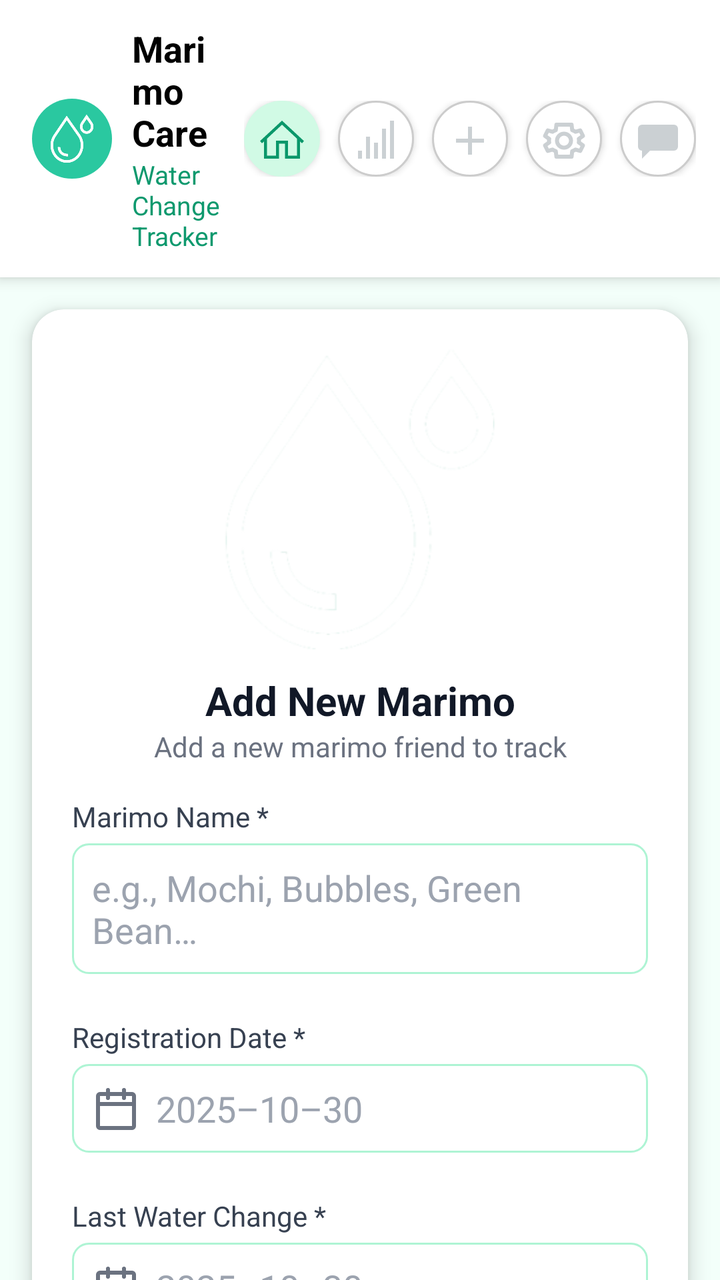
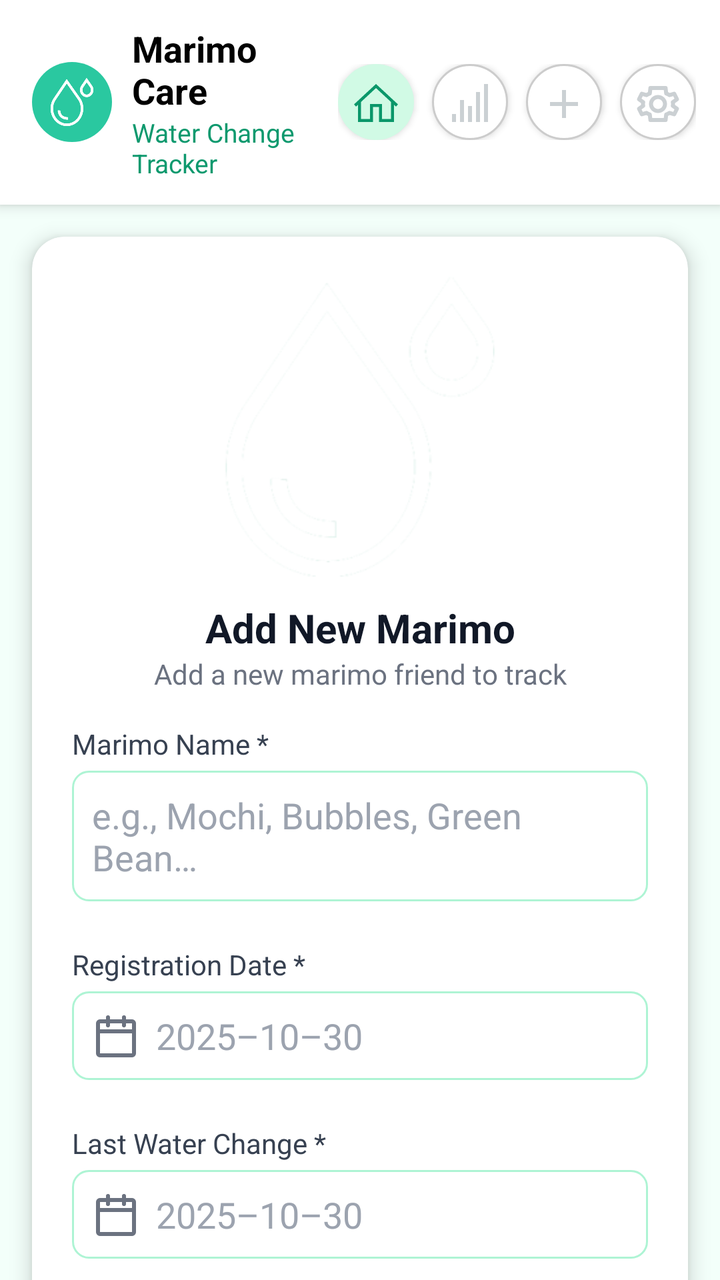

Screens rendered from an Android XML layout before and after an edit, with the pre-edit source and the edit as a unified diff.
<!-- AndroidManifest.xml: application theme Theme.MarimoCare -->
<!-- res/layout/fragment_add_or_edit.xml -->
<?xml version="1.0" encoding="utf-8"?>
<androidx.core.widget.NestedScrollView xmlns:android="http://schemas.android.com/apk/res/android"
    xmlns:app="http://schemas.android.com/apk/res-auto"
    xmlns:tools="http://schemas.android.com/tools"
    android:id="@+id/scrollView"
    android:layout_width="match_parent"
    android:layout_height="match_parent"
    android:background="#F3FFFA"
    android:fillViewport="true">

    <LinearLayout
        android:layout_width="match_parent"
        android:layout_height="wrap_content"
        android:orientation="vertical">


        <include
            android:id="@+id/include1" layout="@layout/header">
        </include>

        <LinearLayout
            android:layout_width="match_parent"
            android:layout_height="wrap_content"
            android:orientation="vertical">

            <androidx.cardview.widget.CardView
                android:id="@+id/cardAddMarimo"
                android:layout_width="match_parent"
                android:layout_height="wrap_content"
                android:layout_margin="16dp"
                app:cardCornerRadius="16dp"
                app:cardElevation="6dp"
                android:backgroundTint="@android:color/white">

                <LinearLayout
                    android:layout_width="match_parent"
                    android:layout_height="wrap_content"
                    android:orientation="vertical"
                    android:padding="20dp">

                    <ImageView
                        android:id="@+id/marimo_picture"
                        android:layout_width="150dp"
                        android:layout_height="150dp"
                        android:scaleType="centerCrop"
                        android:adjustViewBounds="false"
                        android:layout_gravity="center"
                        android:src="@drawable/ic_water_drop_white"
                        android:contentDescription="@string/photo" />

                    <TextView
                        android:id="@+id/title"
                        android:layout_width="match_parent"
                        android:layout_height="wrap_content"
                        android:text="@string/add_new_marimo"
                        android:textAlignment="center"
                        android:textColor="#111827"
                        android:textStyle="bold"
                        android:textSize="20sp"
                        android:layout_marginTop="12dp" />

                    <TextView
                        android:id="@+id/subtitle"
                        android:layout_width="match_parent"
                        android:layout_height="wrap_content"
                        android:text="@string/add_a_new_marimo_friend_to_track"
                        android:textAlignment="center"
                        android:textColor="#6B7280"
                        android:textSize="14sp"
                        android:layout_marginBottom="16dp" />

                    <TextView
                        android:layout_width="match_parent"
                        android:layout_height="wrap_content"
                        android:text="@string/marimo_name"
                        android:textColor="#374151"
                        android:textSize="14sp"
                        android:layout_marginBottom="4dp" />

                    <EditText
                        android:id="@+id/inputName"
                        android:layout_width="match_parent"
                        android:layout_height="wrap_content"
                        android:hint="@string/e_g_mochi_bubbles_green_bean"
                        android:background="@drawable/edittext_outline"
                        android:padding="10dp"
                        android:textColor="#111827"
                        android:textColorHint="#9CA3AF"
                        android:layout_marginBottom="10dp"/>

                    
                    <TextView
                        android:layout_width="match_parent"
                        android:layout_height="wrap_content"
                        android:text="@string/day_of_acquisition"
                        android:textColor="#374151"
                        android:textSize="14sp"
                        android:layout_marginTop="12dp"
                        android:layout_marginBottom="4dp" />

                    <EditText
                        android:id="@+id/inputAddDate"
                        android:layout_width="match_parent"
                        android:layout_height="wrap_content"
                        android:autofillHints=""
                        android:hint="@string/october_30th_2025"
                        android:focusable="false"
                        android:drawableStart="@drawable/ic_calendar"
                        android:drawablePadding="8dp"
                        android:background="@drawable/edittext_outline"
                        android:inputType="text"
                        android:padding="10dp"
                        android:textColor="#111827"
                        android:textColorHint="#9CA3AF"
                        android:layout_marginBottom="10dp"
                        tools:ignore="TextFields" />

                    
                    <TextView
                        android:layout_width="match_parent"
                        android:layout_height="wrap_content"
                        android:text="@string/last_water_change"
                        android:textColor="#374151"
                        android:textSize="14sp"
                        android:layout_marginTop="12dp"
                        android:layout_marginBottom="4dp" />

                    <EditText
                        android:id="@+id/inputDate"
                        android:layout_width="match_parent"
                        android:layout_height="wrap_content"
                        android:autofillHints=""
                        android:hint="@string/october_30th_2025"
                        android:focusable="false"
                        android:drawableStart="@drawable/ic_calendar"
                        android:drawablePadding="8dp"
                        android:background="@drawable/edittext_outline"
                        android:inputType="text"
                        android:padding="10dp"
                        android:textColor="#111827"
                        android:textColorHint="#9CA3AF"
                        android:layout_marginBottom="10dp"
                        tools:ignore="TextFields" />

                    <TextView
                        android:layout_width="match_parent"
                        android:layout_height="wrap_content"
                        android:text="@string/change_frequency"
                        android:textColor="#374151"
                        android:textSize="14sp"
                        android:layout_marginTop="12dp"
                        android:layout_marginBottom="4dp" />

                    <include
                        android:id="@+id/marimoSpinnerLayout"
                        layout="@layout/spinner_with_arrow" />

                    
                    <TextView
                        android:layout_width="match_parent"
                        android:layout_height="wrap_content"
                        android:text="@string/notes_optional"
                        android:textColor="#374151"
                        android:textSize="14sp"
                        android:layout_marginTop="12dp"
                        android:layout_marginBottom="4dp" />

                    <EditText
                        android:id="@+id/inputNotes"
                        android:layout_width="match_parent"
                        android:layout_height="100dp"
                        android:gravity="top"
                        android:hint="@string/observations"
                        android:background="@drawable/edittext_outline"
                        android:padding="10dp"
                        android:textColor="#111827"
                        android:textColorHint="#9CA3AF"
                        android:layout_marginBottom="10dp"/>

                    <LinearLayout
                        android:layout_width="match_parent"
                        android:layout_height="match_parent"
                        android:orientation="vertical">

                        <LinearLayout
                            style="?android:attr/buttonBarStyle"
                            android:layout_width="match_parent"
                            android:layout_height="wrap_content"
                            android:orientation="horizontal"
                            android:gravity="end"
                            android:layout_marginTop="30dp">

                            <Button
                                android:id="@+id/btnCancel"
                                style="?android:attr/buttonBarButtonStyle"
                                android:layout_width="120dp"
                                android:layout_height="48dp"
                                android:text="@string/cancel"
                                android:textAllCaps="false"
                                android:textColor="@color/marimo_dark"
                                app:backgroundTint="@null"
                                android:background="@drawable/bg_btn_grey"
                                android:layout_marginEnd="8dp" />

                            <Button
                                android:id="@+id/btnAdd"
                                style="?android:attr/buttonBarButtonStyle"
                                android:layout_width="120dp"
                                android:layout_height="48dp"
                                android:text="@string/btn_add_marimo"
                                android:textAllCaps="false"
                                android:textColor="@android:color/white"
                                app:backgroundTint="@null"
                                android:background="@drawable/bg_notes_green_card"
                                />
                        </LinearLayout>

                        <LinearLayout
                            style="?android:attr/buttonBarStyle"
                            android:layout_width="match_parent"
                            android:layout_height="wrap_content"
                            android:orientation="horizontal"
                            android:gravity="center"
                            android:layout_marginTop="30dp">

                            <Button
                                android:id="@+id/btnQrCode"
                                style="?android:attr/buttonBarButtonStyle"
                                android:layout_width="180dp"
                                android:layout_height="48dp"
                                android:text="@string/generate"
                                android:layout_gravity="center"
                                android:textAllCaps="false"
                                android:textColor="@color/marimo_item_green"
                                android:drawableLeft="@drawable/ic_qr_code"
                                android:drawablePadding="4dp"
                                app:backgroundTint="@null"
                                android:background="@drawable/edittext_outline"
                                android:layout_marginEnd="8dp" />
                        </LinearLayout>

                    </LinearLayout>



                </LinearLayout>
            </androidx.cardview.widget.CardView>




            <include
                android:id="@+id/include2" layout="@layout/footer">
            </include>

        </LinearLayout>



    </LinearLayout>


</androidx.core.widget.NestedScrollView>
<!-- res/layout/header.xml (included above) -->
<?xml version="1.0" encoding="utf-8"?>
<LinearLayout xmlns:android="http://schemas.android.com/apk/res/android"
    xmlns:app="http://schemas.android.com/apk/res-auto"
    xmlns:tools="http://schemas.android.com/tools"
    android:id="@+id/header"
    android:layout_width="match_parent"
    android:layout_height="wrap_content"
    android:background="?attr/colorSurface"
    android:paddingStart="16dp"
    android:paddingEnd="12dp"
    android:paddingTop="12dp"
    android:paddingBottom="12dp"
    android:orientation="horizontal"
    android:gravity="center_vertical"
    android:clipToPadding="false"
    android:fitsSystemWindows="true"
    android:elevation="4dp">

    <ImageView
        android:id="@+id/appLogo"
        android:layout_width="40dp"
        android:layout_height="40dp"
        android:background="@drawable/bg_button_green"
        android:src="@drawable/ic_water_drop_white"
        android:padding="8dp"
        android:contentDescription="@string/app_name"
        app:tint="@color/marimo_surface" />

    <LinearLayout
        android:layout_width="0dp"
        android:layout_height="wrap_content"
        android:layout_weight="1"
        android:orientation="vertical"
        android:paddingStart="10dp"
        tools:ignore="RtlSymmetry">

        <TextView
            android:id="@+id/titleMain"
            android:layout_width="wrap_content"
            android:layout_height="wrap_content"
            android:text="@string/app_name"
            android:textColor="@android:color/black"
            android:textSize="18sp"
            android:textStyle="bold" />

        <TextView
            android:id="@+id/titleSub"
            android:layout_width="wrap_content"
            android:layout_height="wrap_content"
            android:text="@string/water_change_tracker"
            android:textColor="@color/marimo_text"
            android:textSize="13sp" />
    </LinearLayout>

    <HorizontalScrollView
        android:layout_width="wrap_content"
        android:layout_height="wrap_content"
        android:scrollbars="none">

        <LinearLayout
            android:layout_width="wrap_content"
            android:layout_height="wrap_content"
            android:orientation="horizontal">

            <Button
                android:id="@+id/btnDashboardHeader"
                android:layout_width="38dp"
                android:layout_height="38dp"
                android:background="@drawable/bg_button_light_green"
                android:drawableTop="@drawable/ic_dashboard"
                android:drawableTint="@color/marimo_item_green"
                android:gravity="center"
                android:padding="8dp"
                android:text=""
                app:backgroundTint="@null"
                tools:ignore="ButtonStyle" />

            <Button
                android:id="@+id/btnOpenStats"
                android:layout_width="38dp"
                android:layout_height="38dp"
                android:layout_marginStart="9dp"
                android:background="@drawable/bg_button_white"
                android:drawableTop="@drawable/ic_stats"
                android:drawableTint="@color/marimo_add_icon"
                android:gravity="center"
                android:padding="8dp"
                android:text=""
                app:backgroundTint="@null"
                tools:ignore="ButtonStyle" />

            <Button
                android:id="@+id/btnAddMarimoHeader"
                android:layout_width="38dp"
                android:layout_height="38dp"
                android:layout_marginStart="9dp"
                android:background="@drawable/bg_button_white"
                android:drawableTop="@drawable/ic_add"
                android:drawableTint="@color/marimo_add_icon"
                android:gravity="center"
                android:padding="8dp"
                android:text=""
                app:backgroundTint="@null"
                tools:ignore="ButtonStyle" />

            <Button
                android:id="@+id/btnOpenSettings"
                android:layout_width="38dp"
                android:layout_height="38dp"
                android:layout_marginStart="9dp"
                android:background="@drawable/bg_button_white"
                android:drawableTop="@drawable/ic_settings"
                android:drawableTint="@color/marimo_add_icon"
                android:gravity="center"
                android:padding="8dp"
                android:text=""
                app:backgroundTint="@null"
                tools:ignore="ButtonStyle" />

            <Button
                android:id="@+id/btnOpenFeedback"
                android:layout_width="38dp"
                android:layout_height="38dp"
                android:layout_marginStart="9dp"
                android:background="@drawable/bg_button_white"
                android:drawableTop="@drawable/ic_feedback"
                android:drawableTint="@color/marimo_add_icon"
                android:gravity="center"
                android:padding="8dp"
                android:text=""
                app:backgroundTint="@null"
                tools:ignore="ButtonStyle" />

        </LinearLayout>

    </HorizontalScrollView>

</LinearLayout>
<!-- res/layout/spinner_with_arrow.xml (included above) -->
<?xml version="1.0" encoding="utf-8"?>
<LinearLayout xmlns:android="http://schemas.android.com/apk/res/android"
    xmlns:tools="http://schemas.android.com/tools"
    android:layout_width="match_parent"
    android:layout_height="48dp"
    android:orientation="horizontal"
    android:gravity="center_vertical"
    android:background="@drawable/spinner_background"
    android:paddingHorizontal="12dp">

    <Spinner
        android:id="@+id/customSpinner"
        android:layout_width="0dp"
        android:layout_height="match_parent"
        android:layout_weight="1"
        android:spinnerMode="dropdown"
        android:background="@android:color/transparent"
        android:gravity="center_vertical"
        android:paddingEnd="8dp"
        tools:ignore="RtlSymmetry" />

    <ImageView
        android:id="@+id/arrow"
        android:layout_width="20dp"
        android:layout_height="20dp"
        android:src="@drawable/ic_arrow_down"
        android:contentDescription="@string/img" />
</LinearLayout>
<!-- res/layout/footer.xml (included above) -->
<?xml version="1.0" encoding="utf-8"?>
<androidx.appcompat.widget.AppCompatTextView xmlns:android="http://schemas.android.com/apk/res/android"
    android:id="@+id/bottomText"
    android:layout_width="wrap_content"
    android:layout_height="wrap_content"
    android:layout_marginTop="10dp"
    android:layout_gravity="center_horizontal"
    android:text="@string/bottom" />
<!-- resources referenced by this layout -->
<resources>
  <color name="marimo_add_icon">#cbd0d3</color>
  <color name="marimo_dark">#000000</color>
  <color name="marimo_item_green">#0a976a</color>
  <color name="marimo_surface">#FFFFFF</color>
  <color name="marimo_text">#0e996e</color>
  <!-- drawable bg_button_green (drawable) -->
  <?xml version="1.0" encoding="utf-8"?>
  <selector xmlns:android="http://schemas.android.com/apk/res/android">
      
      <item android:state_pressed="true">
          <shape android:shape="rectangle">
              <solid android:color="#088A5C" />
              <corners android:radius="50dp" />
          </shape>
      </item>
  
      
      <item>
          <shape android:shape="rectangle">
              <solid android:color="@color/marimo_primary" />
              <corners android:radius="50dp" />
          </shape>
      </item>
  </selector>
  <!-- drawable bg_button_light_green (drawable) -->
  <?xml version="1.0" encoding="utf-8"?>
  <selector xmlns:android="http://schemas.android.com/apk/res/android">
      
      <item android:state_pressed="true">
          <shape android:shape="rectangle">
              <solid android:color="#088A5C" />
              <corners android:radius="50dp" />
          </shape>
      </item>
  
      
      <item>
          <shape android:shape="rectangle">
              <solid android:color="@color/marimo_header" />
              <corners android:radius="50dp" />
          </shape>
      </item>
  </selector>
  <!-- drawable ic_dashboard (drawable) -->
  <vector xmlns:android="http://schemas.android.com/apk/res/android" xmlns:aapt="http://schemas.android.com/aapt"
      android:viewportWidth="256"
      android:viewportHeight="256"
      android:width="24dp"
      android:height="24dp">
      <group
          android:scaleX="16"
          android:scaleY="16">
          <path
              android:pathData="M8 1.32031l-7.33984 6.8125l0.67969 0.73438l0.66016 -0.61328v5.74609h5v-5h2v5h5v-5.74609l0.66016 0.61328l0.67969 -0.73437zM8 2.67969l5 4.64844v5.67188h-3v-5h-4v5h-3v-5.67187z"
              android:fillColor="#0A976A"
              android:strokeMiterLimit="10" />
      </group>
  </vector>
  <!-- drawable ic_feedback (drawable) -->
  <vector xmlns:android="http://schemas.android.com/apk/res/android"
      android:width="24dp"
      android:height="24dp"
      android:viewportWidth="24"
      android:viewportHeight="24">
      <path
          android:fillColor="#FFFFFFFF"
          android:pathData="M4,4h16a2,2 0 0 1 2,2v9a2,2 0 0 1 -2,2H8l-4,4v-4H4a2,2 0 0 1 -2,-2V6a2,2 0 0 1 2,-2z"/>
  
      <path
          android:fillColor="#FFFFFFFF"
          android:pathData="M7,8h10v1H7z"/>
  
      <path
          android:fillColor="#FFFFFFFF"
          android:pathData="M7,11h7v1H7z"/>
  
  </vector>
  <string name="add_new_marimo">Add New Marimo</string>
  <string name="app_name">Marimo Care</string>
  <string name="bottom">Keep your marimo friends happy and healthy! 🌱</string>
  <string name="btn_add_marimo">Add Marimo</string>
  <string name="cancel">Cancel</string>
  <string name="change_frequency">Change Frequency *</string>
  <string name="day_of_acquisition">Registration Date *</string>
  <string name="e_g_mochi_bubbles_green_bean">e.g., Mochi, Bubbles, Green Bean…</string>
  <string name="generate">Generate QR Code</string>
  <string name="img">Img</string>
  <string name="last_water_change">Last Water Change *</string>
  <string name="marimo_name">Marimo Name *</string>
  <string name="notes_optional">Notes (Optional)</string>
  <string name="observations">Any special care instructions or observations…</string>
  <string name="october_30th_2025">2025–10–30</string>
  <string name="water_change_tracker">Water Change Tracker</string>
  <color name="marimo_text_secondary">#555555</color>
  <color name="marimo_primary">#2ac8a0</color>
  <color name="marimo_header">#d1fae5</color>
  <color name="note_gray">#B0B0B0</color>
  <color name="marimo_item_edit_board">#aef4d4</color>
  <color name="marimo_red">#D9534F</color>
  <color name="marimo_text_primary">#0B6E4F</color>
  <color name="marimo_text_hint">#888888</color>
  <!-- unchanged entries left out for length: 24 -->
</resources>

<!-- the commit's change to res/layout/fragment_add_or_edit.xml (unified diff, before → after) -->
@@ -5,7 +5,7 @@
     android:id="@+id/scrollView"
     android:layout_width="match_parent"
     android:layout_height="match_parent"
-    android:background="#F3FFFA"
+    android:background="@color/marimo_background"
     android:fillViewport="true">
 
     <LinearLayout
@@ -54,7 +54,7 @@
                         android:layout_height="wrap_content"
                         android:text="@string/add_new_marimo"
                         android:textAlignment="center"
-                        android:textColor="#111827"
+                        android:textColor="@color/text_title"
                         android:textStyle="bold"
                         android:textSize="20sp"
                         android:layout_marginTop="12dp" />
@@ -65,7 +65,7 @@
                         android:layout_height="wrap_content"
                         android:text="@string/add_a_new_marimo_friend_to_track"
                         android:textAlignment="center"
-                        android:textColor="#6B7280"
+                        android:textColor="@color/text_body"
                         android:textSize="14sp"
                         android:layout_marginBottom="16dp" />
 
@@ -73,7 +73,7 @@
                         android:layout_width="match_parent"
                         android:layout_height="wrap_content"
                         android:text="@string/marimo_name"
-                        android:textColor="#374151"
+                        android:textColor="@color/marimo_text_cool_gray"
                         android:textSize="14sp"
                         android:layout_marginBottom="4dp" />
 
@@ -84,8 +84,8 @@
                         android:hint="@string/e_g_mochi_bubbles_green_bean"
                         android:background="@drawable/edittext_outline"
                         android:padding="10dp"
-                        android:textColor="#111827"
-                        android:textColorHint="#9CA3AF"
+                        android:textColor="@color/text_title"
+                        android:textColorHint="@color/marimo_text_hint_alt"
                         android:layout_marginBottom="10dp"/>
 
                     
@@ -93,7 +93,7 @@
                         android:layout_width="match_parent"
                         android:layout_height="wrap_content"
                         android:text="@string/day_of_acquisition"
-                        android:textColor="#374151"
+                        android:textColor="@color/marimo_text_cool_gray"
                         android:textSize="14sp"
                         android:layout_marginTop="12dp"
                         android:layout_marginBottom="4dp" />
@@ -110,8 +110,8 @@
                         android:background="@drawable/edittext_outline"
                         android:inputType="text"
                         android:padding="10dp"
-                        android:textColor="#111827"
-                        android:textColorHint="#9CA3AF"
+                        android:textColor="@color/text_title"
+                        android:textColorHint="@color/marimo_text_hint_alt"
                         android:layout_marginBottom="10dp"
                         tools:ignore="TextFields" />
 
@@ -120,7 +120,7 @@
                         android:layout_width="match_parent"
                         android:layout_height="wrap_content"
                         android:text="@string/last_water_change"
-                        android:textColor="#374151"
+                        android:textColor="@color/marimo_text_cool_gray"
                         android:textSize="14sp"
                         android:layout_marginTop="12dp"
                         android:layout_marginBottom="4dp" />
@@ -137,8 +137,8 @@
                         android:background="@drawable/edittext_outline"
                         android:inputType="text"
                         android:padding="10dp"
-                        android:textColor="#111827"
-                        android:textColorHint="#9CA3AF"
+                        android:textColor="@color/text_title"
+                        android:textColorHint="@color/marimo_text_hint_alt"
                         android:layout_marginBottom="10dp"
                         tools:ignore="TextFields" />
 
@@ -146,7 +146,7 @@
                         android:layout_width="match_parent"
                         android:layout_height="wrap_content"
                         android:text="@string/change_frequency"
-                        android:textColor="#374151"
+                        android:textColor="@color/marimo_text_cool_gray"
                         android:textSize="14sp"
                         android:layout_marginTop="12dp"
                         android:layout_marginBottom="4dp" />
@@ -160,7 +160,7 @@
                         android:layout_width="match_parent"
                         android:layout_height="wrap_content"
                         android:text="@string/notes_optional"
-                        android:textColor="#374151"
+                        android:textColor="@color/marimo_text_cool_gray"
                         android:textSize="14sp"
                         android:layout_marginTop="12dp"
                         android:layout_marginBottom="4dp" />
@@ -173,8 +173,8 @@
                         android:hint="@string/observations"
                         android:background="@drawable/edittext_outline"
                         android:padding="10dp"
-                        android:textColor="#111827"
-                        android:textColorHint="#9CA3AF"
+                        android:textColor="@color/text_title"
+                        android:textColorHint="@color/marimo_text_hint_alt"
                         android:layout_marginBottom="10dp"/>
 
                     <LinearLayout
@@ -277,7 +277,6 @@
     android:orientation="horizontal"
     android:gravity="center_vertical"
     android:clipToPadding="false"
-    android:fitsSystemWindows="true"
     android:elevation="4dp">
 
     <ImageView
@@ -381,19 +380,6 @@
                 app:backgroundTint="@null"
                 tools:ignore="ButtonStyle" />
 
-            <Button
-                android:id="@+id/btnOpenFeedback"
-                android:layout_width="38dp"
-                android:layout_height="38dp"
-                android:layout_marginStart="9dp"
-                android:background="@drawable/bg_button_white"
-                android:drawableTop="@drawable/ic_feedback"
-                android:drawableTint="@color/marimo_add_icon"
-                android:gravity="center"
-                android:padding="8dp"
-                android:text=""
-                app:backgroundTint="@null"
-                tools:ignore="ButtonStyle" />
 
         </LinearLayout>
 
<!-- resource entries referenced after the edit -->
@@ -1,17 +1,22 @@
 <!-- resources referenced by this layout -->
 <resources>
   <color name="marimo_add_icon">#cbd0d3</color>
+  <color name="marimo_background">#F3FFFA</color>
   <color name="marimo_dark">#000000</color>
   <color name="marimo_item_green">#0a976a</color>
   <color name="marimo_surface">#FFFFFF</color>
   <color name="marimo_text">#0e996e</color>
+  <color name="marimo_text_cool_gray">#374151</color>
+  <color name="marimo_text_hint_alt">#9CA3AF</color>
+  <color name="text_body">#6B7280</color>
+  <color name="text_title">#111827</color>
   <!-- drawable bg_button_green (drawable) -->
   <?xml version="1.0" encoding="utf-8"?>
   <selector xmlns:android="http://schemas.android.com/apk/res/android">
       
       <item android:state_pressed="true">
           <shape android:shape="rectangle">
-              <solid android:color="#088A5C" />
+              <solid android:color="@color/green_primary" />
               <corners android:radius="50dp" />
           </shape>
       </item>
@@ -30,7 +35,7 @@
       
       <item android:state_pressed="true">
           <shape android:shape="rectangle">
-              <solid android:color="#088A5C" />
+              <solid android:color="@color/green_primary" />
               <corners android:radius="50dp" />
           </shape>
       </item>
@@ -54,28 +59,9 @@
           android:scaleY="16">
           <path
               android:pathData="M8 1.32031l-7.33984 6.8125l0.67969 0.73438l0.66016 -0.61328v5.74609h5v-5h2v5h5v-5.74609l0.66016 0.61328l0.67969 -0.73437zM8 2.67969l5 4.64844v5.67188h-3v-5h-4v5h-3v-5.67187z"
-              android:fillColor="#0A976A"
+              android:fillColor="@color/marimo_item_green"
               android:strokeMiterLimit="10" />
       </group>
-  </vector>
-  <!-- drawable ic_feedback (drawable) -->
-  <vector xmlns:android="http://schemas.android.com/apk/res/android"
-      android:width="24dp"
-      android:height="24dp"
-      android:viewportWidth="24"
-      android:viewportHeight="24">
-      <path
-          android:fillColor="#FFFFFFFF"
-          android:pathData="M4,4h16a2,2 0 0 1 2,2v9a2,2 0 0 1 -2,2H8l-4,4v-4H4a2,2 0 0 1 -2,-2V6a2,2 0 0 1 2,-2z"/>
-  
-      <path
-          android:fillColor="#FFFFFFFF"
-          android:pathData="M7,8h10v1H7z"/>
-  
-      <path
-          android:fillColor="#FFFFFFFF"
-          android:pathData="M7,11h7v1H7z"/>
-  
   </vector>
   <string name="add_new_marimo">Add New Marimo</string>
   <string name="app_name">Marimo Care</string>
@@ -94,6 +80,7 @@
   <string name="october_30th_2025">2025–10–30</string>
   <string name="water_change_tracker">Water Change Tracker</string>
   <color name="marimo_text_secondary">#555555</color>
+  <color name="green_primary">#0B8A6A</color>
   <color name="marimo_primary">#2ac8a0</color>
   <color name="marimo_header">#d1fae5</color>
   <color name="note_gray">#B0B0B0</color>
